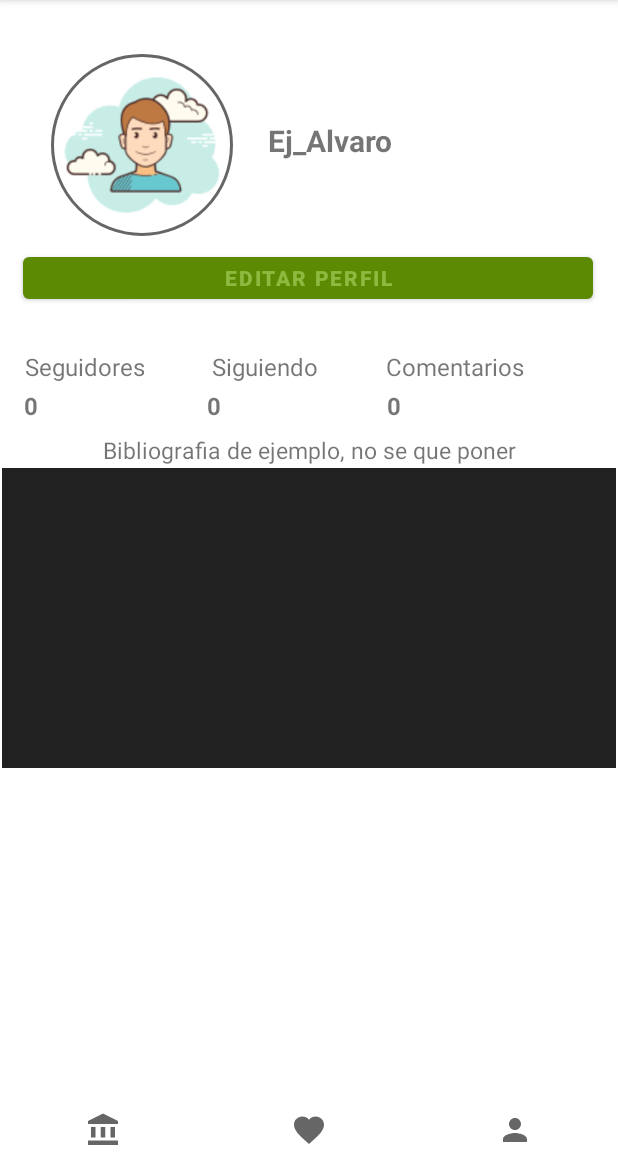
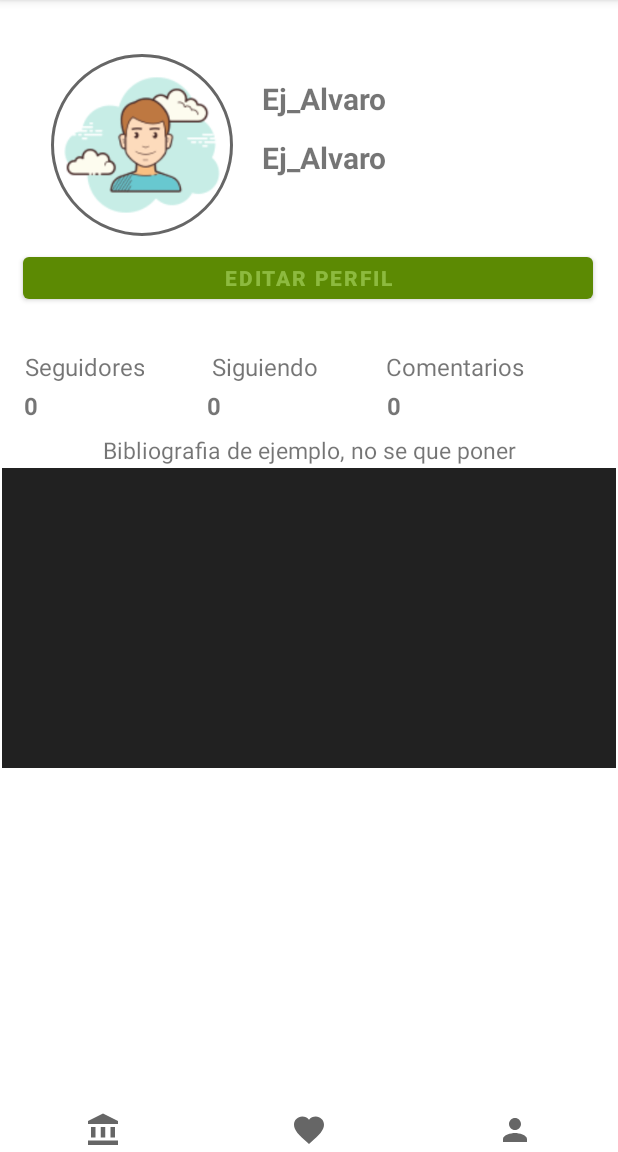
Before and after one commit to AlvaroOrtizP/RefindProyecto, an Android app: the ActivityPerfil screen opened directly, with no data from a screen before it, on a phone screen of 412 x 824 dp, the part 84-1236 px from its top. Run offline under Robolectric (Android 15) with nearby library versions, the phone set to English and light mode, and no system bars; our stand-ins replace CircleImageView, Volley; network calls fail.

Commit message:
Web services instalado

```diff
--- a/app/build.gradle
+++ b/app/build.gradle
@@ -46,4 +46,8 @@ dependencies {
     implementation 'androidx.recyclerview:recyclerview:1.1.0'
     implementation 'androidx.cardview:cardview:1.0.0'
 
+
+    //BD
+    implementation 'com.android.volley:volley:1.1.0'
+
 }
--- a/app/src/main/AndroidManifest.xml
+++ b/app/src/main/AndroidManifest.xml
@@ -8,12 +8,13 @@
          location permissions for the "MyLocation" functionality.
     -->
     <uses-permission android:name="android.permission.ACCESS_FINE_LOCATION" />
-
+    <uses-permission android:name="android.permission.INTERNET" />
     <application
         android:allowBackup="true"
         android:icon="@mipmap/ic_launcher"
         android:label="@string/app_name"
         android:supportsRtl="true"
+        android:usesCleartextTraffic="true"
         android:theme="@style/Theme.RefindProyecto">
 
         <!--
--- a/app/src/main/java/com/example/refindproyecto/ActivityPerfil.java
+++ b/app/src/main/java/com/example/refindproyecto/ActivityPerfil.java
@@ -5,55 +5,61 @@ import androidx.appcompat.app.AppCompatActivity;
 import android.app.AlertDialog;
 import android.content.Intent;
 import android.os.Bundle;
-import android.view.Menu;
-import android.view.MenuItem;
 import android.view.View;
 import android.widget.Button;
 import android.widget.EditText;
 import android.widget.ImageButton;
+import android.widget.TextView;
 import android.widget.Toast;
+
+import com.android.volley.RequestQueue;
+import com.android.volley.Response;
+import com.android.volley.VolleyError;
+import com.android.volley.toolbox.JsonArrayRequest;
+import com.android.volley.toolbox.Volley;
+
+import org.json.JSONArray;
+import org.json.JSONException;
+import org.json.JSONObject;
 
 public class ActivityPerfil extends AppCompatActivity {
     //Para el navbar
     ImageButton btnInicio, btnFavorito, btnPerfil;
-
+    RequestQueue requestQueue;
     //Para el formulario emergente
     private AlertDialog.Builder dialogBuilder;
     private AlertDialog dialog;
-
     private EditText newNombre, newBiografia;
+    private TextView nombrePerfil, descripcionPerfil, apellidoPerfil;
     private ImageButton btnNewfoto;
     private Button btnGuardar, btnCancelar;
-
 
 
     @Override
     protected void onCreate(Bundle savedInstanceState) {
         super.onCreate(savedInstanceState);
         setContentView(R.layout.activity_perfil);
+        nombrePerfil = findViewById(R.id.nombreUsuario);
+        //descripcionPerfil = findViewById(R.id.tvBibliografia);
+        apellidoPerfil = findViewById(R.id.apellidoUsuario);
 
-
-        //Botones del bottonNav
         btnInicio =findViewById(R.id.btnInicio);
         btnFavorito =findViewById(R.id.btnFavorito);
         btnPerfil =findViewById(R.id.btnPerfil);
         btnInicio.setOnClickListener(v -> {
-
             Intent i = new Intent(ActivityPerfil.this, MainActivity.class);
             startActivity(i);
         });
         btnFavorito.setOnClickListener(v -> {
-
             Intent i = new Intent(ActivityPerfil.this, ActivityFavoritos.class);
             startActivity(i);
         });
         btnPerfil.setOnClickListener(v -> {
-
             Intent i = new Intent(ActivityPerfil.this, ActivityPerfil.class);
             startActivity(i);
         });
-
-
+        String URL = "http://192.168.1.127:80/Android/buscar_usuario.php?usuario_id="+2;
+        obtenerDatosPerfil(URL);
     }
 
     /**
@@ -99,5 +105,31 @@ public class ActivityPerfil extends AppCompatActivity {
             }
         });
     }
+    private void obtenerDatosPerfil(String URL){
+        JsonArrayRequest jsonArrayRequest = new JsonArrayRequest(URL, new Response.Listener<JSONArray>() {
+            @Override
+            public void onResponse(JSONArray response) {
+                JSONObject jsonObject = null;
+                for (int i = 0; i < response.length(); i++) {
+                    try {
+                        //Toast.makeText(getApplicationContext(), "Entra"+i, Toast.LENGTH_SHORT).show();
+                        jsonObject = response.getJSONObject(i);
+                        nombrePerfil.setText(jsonObject.getString("nombre"));
+                        apellidoPerfil.setText(jsonObject.getString("apellido"));
+                    } catch (JSONException e) {
+                        Toast.makeText(getApplicationContext(), e.getMessage(), Toast.LENGTH_SHORT).show();
+                    }
+                }
 
+            }
+        }, new Response.ErrorListener() {
+            @Override
+            public void onErrorResponse(VolleyError error) {
+                Toast.makeText(getApplicationContext(), "ERROR DE CONEXION", Toast.LENGTH_SHORT).show();
+            }
+        }
+        );
+        requestQueue= Volley.newRequestQueue(this);
+        requestQueue.add(jsonArrayRequest);
+    }
 }
--- a/app/src/main/res/layout/activity_perfil.xml
+++ b/app/src/main/res/layout/activity_perfil.xml
@@ -6,6 +6,19 @@
     android:layout_height="match_parent"
     android:onClick="createNewContactDialog"
     tools:context=".ActivityPerfil">
+
+    <TextView
+        android:id="@+id/apellidoUsuario"
+        android:layout_width="wrap_content"
+        android:layout_height="wrap_content"
+        android:layout_marginTop="12dp"
+        android:text="@string/nombreUsuario"
+        android:textSize="20sp"
+        android:textStyle="bold"
+        app:layout_constraintEnd_toEndOf="parent"
+        app:layout_constraintHorizontal_bias="0.1"
+        app:layout_constraintStart_toEndOf="@+id/fotoUsuario"
+        app:layout_constraintTop_toBottomOf="@+id/nombreUsuario" />
 
     <de.hdodenhof.circleimageview.CircleImageView
         android:id="@+id/fotoUsuario"
@@ -42,12 +55,12 @@
         android:id="@+id/nombreUsuario"
         android:layout_width="wrap_content"
         android:layout_height="wrap_content"
-        android:layout_marginTop="80dp"
+        android:layout_marginTop="52dp"
         android:text="@string/nombreUsuario"
         android:textSize="20sp"
         android:textStyle="bold"
         app:layout_constraintEnd_toEndOf="parent"
-        app:layout_constraintHorizontal_bias="0.123"
+        app:layout_constraintHorizontal_bias="0.1"
         app:layout_constraintStart_toEndOf="@+id/fotoUsuario"
         app:layout_constraintTop_toTopOf="parent" />
 
```
